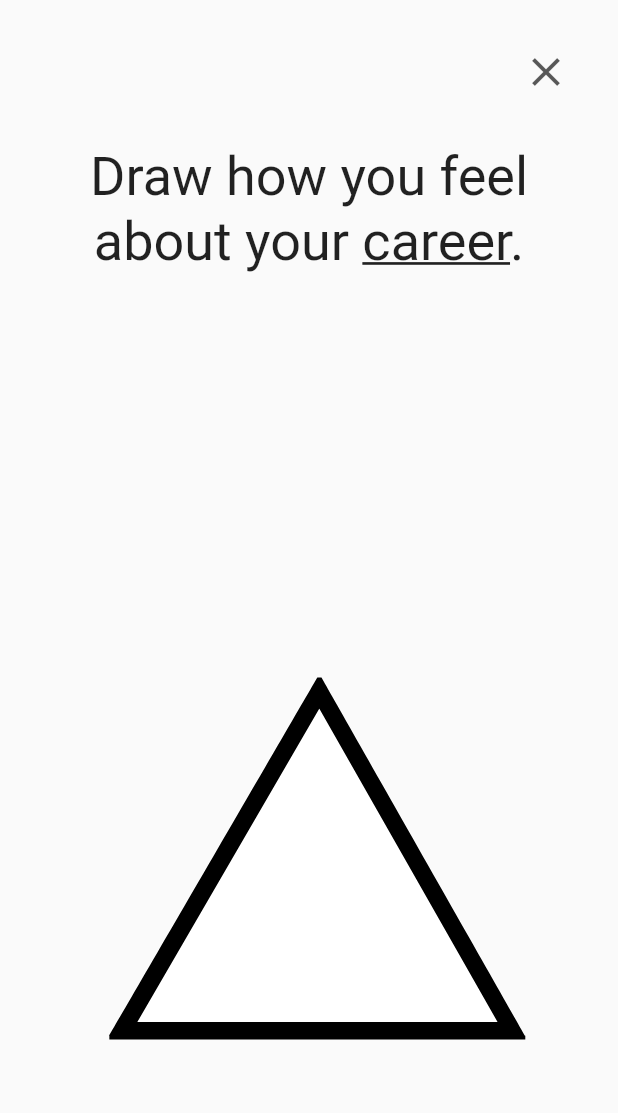
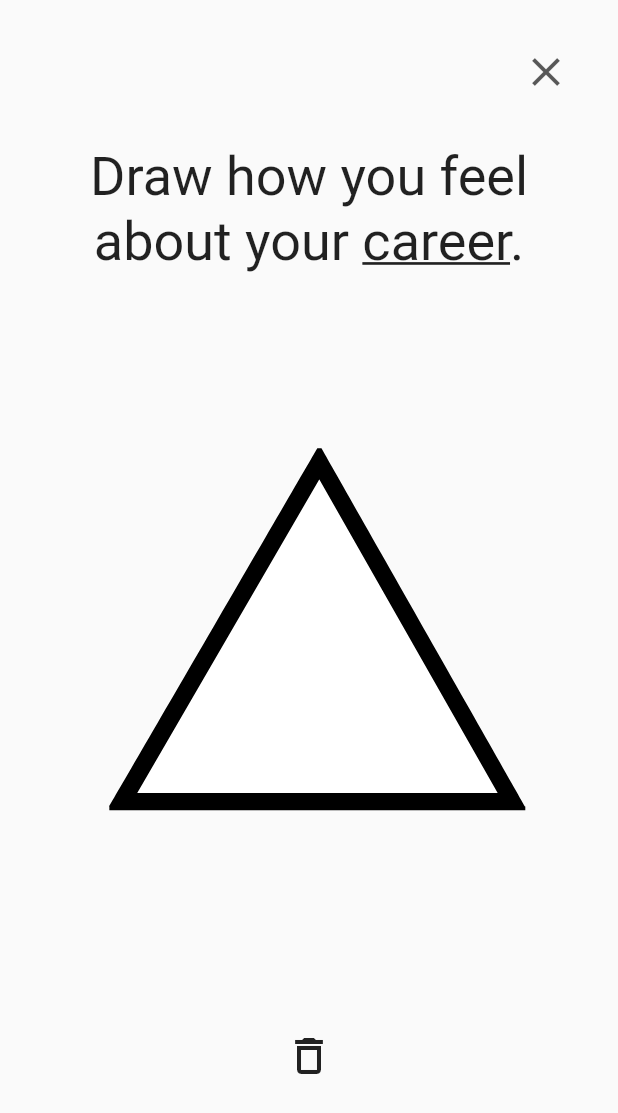
Before and after one commit to pal03377/deins-app, a Flutter app: the screen it shows after launch, after a tap on an icon or button, on a phone screen of 412 x 824 dp. Shown: the top 1113 px of the screen. Run offline on Flutter 3.47's test engine with Material 2 defaults, Android fonts, the phone set to English and light mode, and no system bars; our stand-ins replace google_fonts.

Commit message:
try fixing a bug that causes TypeDraw elements in the listview not to be refreshed

```diff
--- a/app/lib/DrawPage.dart
+++ b/app/lib/DrawPage.dart
@@ -47,6 +47,8 @@ class _DrawPageState extends State<DrawPage> {
     }
     final screenWidth = MediaQuery.of(context).size.width;
     final drawSize = Size(screenWidth * 0.7, screenWidth * 0.7);
+    return Consumer<EntryModel>(
+      builder: (context, entryModel, child) {
         return Scaffold(
           body: Stack(
             children: [
@@ -87,12 +89,26 @@ class _DrawPageState extends State<DrawPage> {
                         textAlign: TextAlign.center
                       )
                     ),
-                TypeDraw(entry: _entry, size: drawSize, disabled: false)
+                    TypeDraw(entry: _entry, size: drawSize, disabled: false),
+                    IconButton(
+                      icon: Icon(_entry.drawPoints.length > 0 ? Icons.replay : Icons.delete_outline, size: 32),
+                      onPressed: () {
+                        if (_entry.drawPoints.length > 0) {
+                          _entry.clearDrawings();
+                          Provider.of<EntryModel>(context, listen: false).indicateChange();
+                        } else {
+                          Provider.of<EntryModel>(context, listen: false).remove(_entry);
+                          Navigator.pop(context);
+                        }
+                      }
+                    )
                   ]
                 )
-          )
+              ),
             ],
           )
         );
       }
+    );
   }
+}
--- a/app/lib/Entry.dart
+++ b/app/lib/Entry.dart
@@ -12,9 +12,21 @@ class Entry {
   Entry.noDrawing(this.creationDate, this.type) {
     this.drawPoints = List();
   }
+  Entry.from(Entry entry) {
+    this.creationDate = entry.creationDate;
+    this.type = entry.type;
+    this.drawPoints = entry.drawPoints;
+  }
 
   clearDrawings() {
     drawPoints = [];
   }
 
+  bool operator ==(covariant Entry other) {
+    return creationDate == other.creationDate;
+  }
+
+  int get hashCode {
+    return creationDate.hashCode;
+  }
 }
--- a/app/lib/EntryModel.dart
+++ b/app/lib/EntryModel.dart
@@ -4,7 +4,7 @@ import 'package:deins/Entry.dart';
 
 class EntryModel extends ChangeNotifier {
 
-  final List<Entry> entries;
+  List<Entry> entries;
 
   EntryModel.fromEntries(this.entries);
 
@@ -13,6 +13,12 @@ class EntryModel extends ChangeNotifier {
     notifyListeners();
   }
 
+  void remove(Entry entry) {
+    print(entries.remove(entry));
+    print(entries.map((e) => e.type.name));
+    notifyListeners();
+  }
+
   void indicateChange() {
     notifyListeners();
   }
--- a/app/lib/TimelineList.dart
+++ b/app/lib/TimelineList.dart
@@ -14,7 +14,7 @@ class TimelineList extends StatefulWidget {
 
 class _TimelineListState extends State<TimelineList> {
   _TimelineListState();
-  final _entries = <Entry>[];
+  List<Entry> _entries = [];
 
   _openEntry(BuildContext context, Entry entry) {
     Navigator.of(context).push(
@@ -50,11 +50,7 @@ class _TimelineListState extends State<TimelineList> {
           ),
           Padding(
             padding: const EdgeInsets.only(left: 16, right: 16, top: 8, bottom: 8),
-            child: SizedBox(
-              child: TypeDraw(entry: entry, size: Size(75, 75), disabled: true),
-              width: 75,
-              height: 75
-            )
+            child: TypeDraw(entry: Entry.from(entry), size: Size(75, 75), disabled: true)
           ),
           Opacity(
             opacity: .75,
@@ -83,6 +79,7 @@ class _TimelineListState extends State<TimelineList> {
             break;
           }
         }
+        _entries = [];
         return ListView.builder(
           reverse: true,
           physics: NeverScrollableScrollPhysics(),
```
Lines whose indentation alone changed are shown as unchanged.
